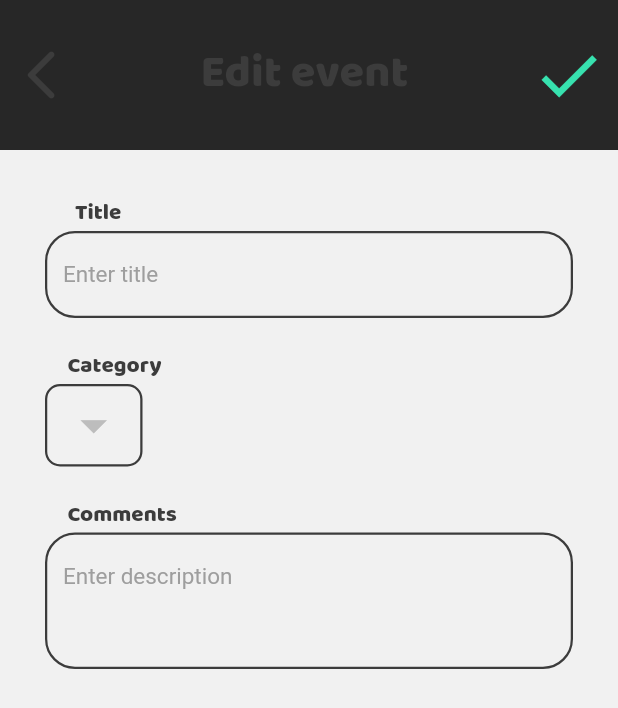
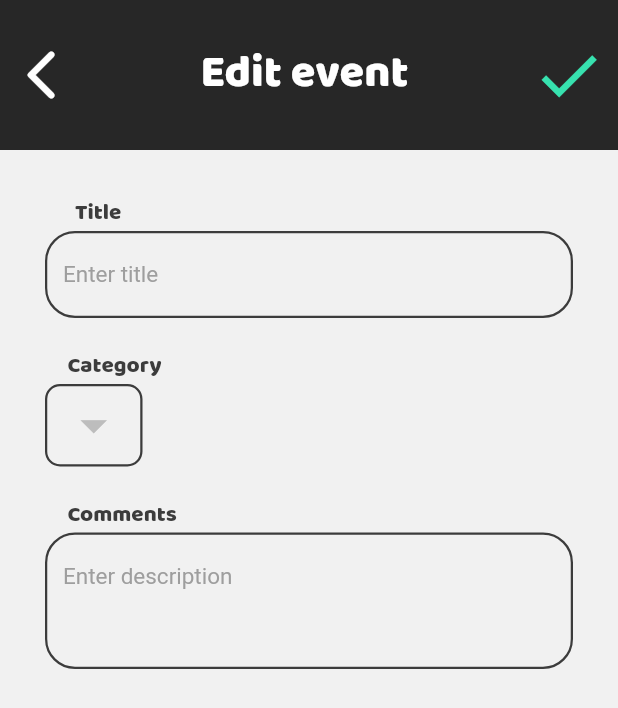
Before and after one commit to constantinfite/calendar_journal, a Flutter app: the EventInput screen opened directly with empty values, on a phone screen of 412 x 824 dp. Shown: the top 708 px of the screen. Run offline on Flutter 3.47's test engine with Material 2 defaults, Android fonts, the phone set to English and light mode, and no system bars; our stand-ins replace flutter_colorpicker, flutter_speed_dial, fluttertoast, modal_bottom_sheet, shared_preferences, sqflite and 1 more; accounts and stored records are empty; Roboto replaces fonts that are missing (BalooBhai2).

Commit message:
change uppercase begininng

```diff
--- a/lib/screens/input_category.dart
+++ b/lib/screens/input_category.dart
@@ -218,6 +218,7 @@ class _CategoryInputState extends State<CategoryInput> {
                       ],
                     ),
                     TextFormField(
+                      textCapitalization: TextCapitalization.sentences,
                       validator: (value) {
                         if (value == null || value.isEmpty) {
                           return '';
--- a/lib/screens/input_event_screen.dart
+++ b/lib/screens/input_event_screen.dart
@@ -181,7 +181,7 @@ class _EventInputState extends State<EventInput> {
             icon: Icon(
               Icons.arrow_back_ios_rounded,
             ),
-            color: Theme.of(context).primaryColorLight,
+            color: Colors.white,
             iconSize: 40,
             onPressed: () => {showAlertDialog(context)}
             // 2
@@ -190,7 +190,7 @@ class _EventInputState extends State<EventInput> {
         title: Text(
           !widget.creation ? 'Edit event ' : 'Add event',
           style: TextStyle(
-            color: Theme.of(context).primaryColorLight,
+            color: Colors.white,
             fontSize: 30,
             fontFamily: 'BalooBhai',
           ),
@@ -270,6 +270,7 @@ class _EventInputState extends State<EventInput> {
                     ],
                   ),
                   TextFormField(
+                    textCapitalization: TextCapitalization.sentences,
                     validator: (value) {
                       if (value == null || value.isEmpty) {
                         return '';
@@ -388,6 +389,7 @@ class _EventInputState extends State<EventInput> {
                     ],
                   ),
                   TextFormField(
+                    textCapitalization: TextCapitalization.sentences,
                     keyboardType: TextInputType.multiline,
                     minLines: 3,
                     maxLines: null,
```
